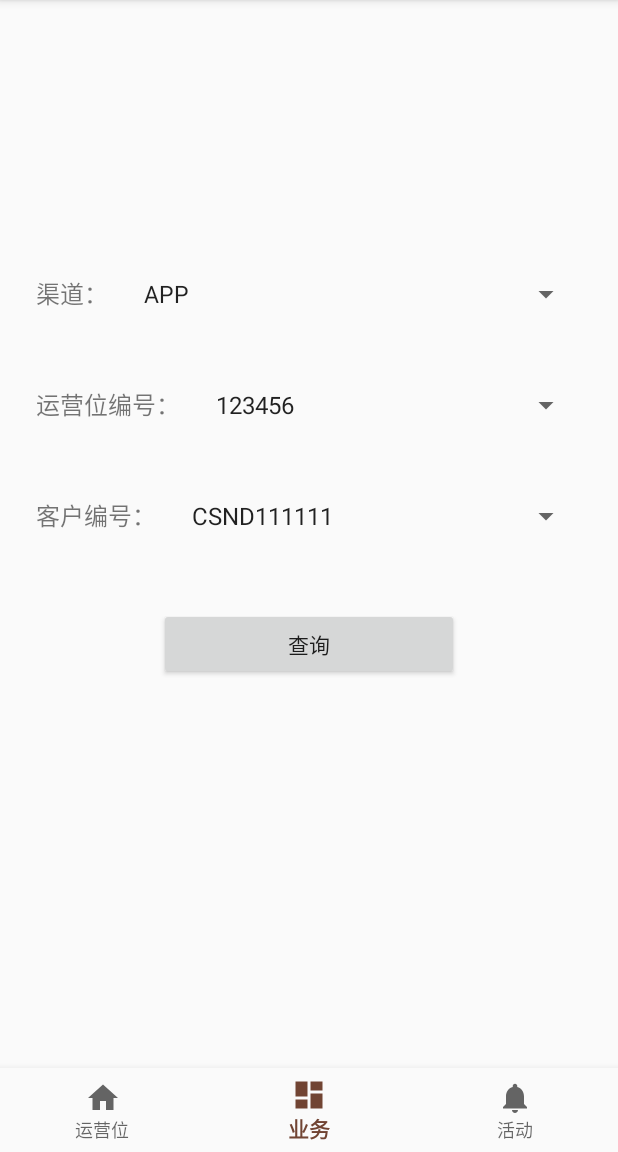
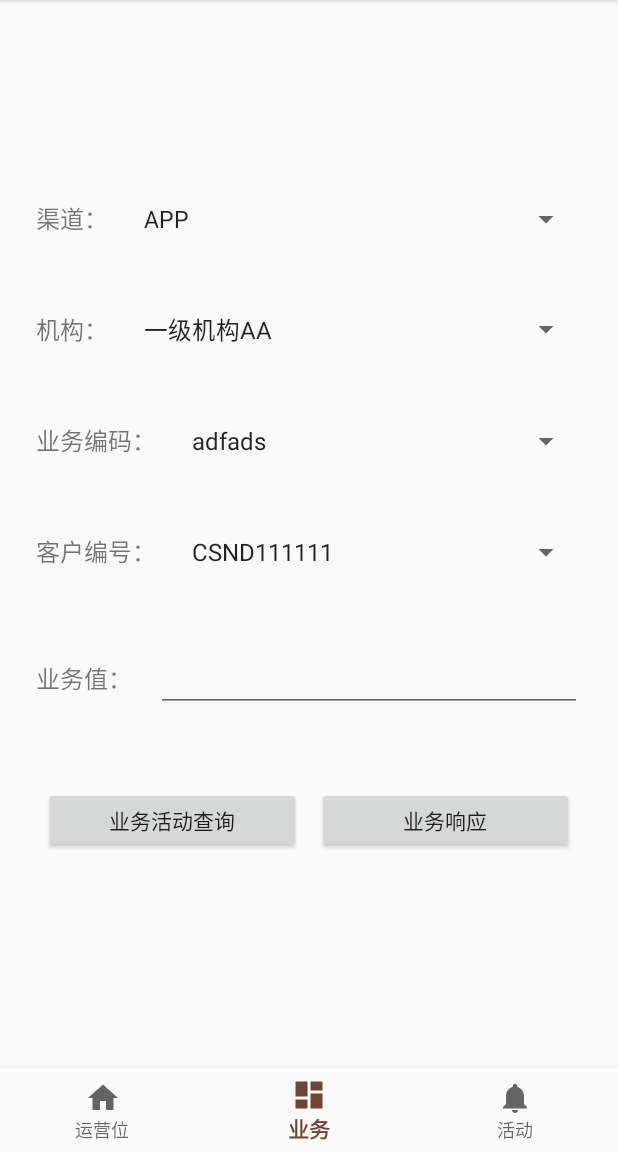
Before and after one commit to ibaozi-cn/KotlinMvpDemo, an Android app: the screen it shows after launch (NavigationActivity), item 2 of the bottom bar chosen, on a phone screen of 412 x 824 dp, the part 84-1236 px from its top. Run offline under Robolectric (Android 15) with nearby library versions, the phone set to English and light mode, and no system bars.

```diff
--- a/app/src/main/AndroidManifest.xml
+++ b/app/src/main/AndroidManifest.xml
@@ -3,6 +3,7 @@
           package="com.feinno.marketingdemo">
 
     <application
+            android:name=".App"
             android:allowBackup="true"
             android:icon="@mipmap/ic_launcher"
             android:label="@string/app_name"
--- /dev/null
+++ b/app/src/main/java/com/feinno/marketingdemo/App.kt
@@ -0,0 +1,26 @@
+package com.feinno.marketingdemo
+
+import android.app.Application
+import com.feinno.marketingdemo.delegate.NotNullSingleValueVar
+
+/**
+ * @project: KotlinMvpDemo
+ * @description: //应用程序 application
+ * @author zzy05 zhangzhanyong@feinno.com
+ * @date 2017/6/23 17:44
+ * @updateUser zzy05
+ * @update 2017/6/23 17:44
+ * @version V1.0
+ */
+class App : Application() {
+
+    companion object {
+        var instance: App by NotNullSingleValueVar<App>()
+    }
+
+    override fun onCreate() {
+        super.onCreate()
+        instance = this
+    }
+
+}
--- a/app/src/main/java/com/feinno/marketingdemo/NavigationActivity.kt
+++ b/app/src/main/java/com/feinno/marketingdemo/NavigationActivity.kt
@@ -4,6 +4,8 @@ import android.os.Bundle
 import android.support.design.widget.BottomNavigationView
 import android.view.View
 import com.feinno.marketingdemo.base.BaseBackExitActivity
+import com.feinno.marketingdemo.ui.BusinessFragment
+import com.feinno.marketingdemo.ui.MarketingListFragment
 import com.feinno.marketingdemo.ui.OperationFragment
 import com.feinno.marketingdemo.ui.OperationPresenterImpl
 
@@ -19,15 +21,16 @@ import com.feinno.marketingdemo.ui.OperationPresenterImpl
 class NavigationActivity : BaseBackExitActivity(), OperationFragment.OnFragmentInteractionListener {
 
     private var navigation: BottomNavigationView? = null
+    private val fragment = OperationFragment.newInstance()
 
-    override fun initParams(bundle: Bundle?) {
+    override fun initParams(arguments: Bundle?) {
     }
 
     override fun bindLayout(): Int {
         return R.layout.activity_main
     }
 
-    override fun initView(viewContent: View) {
+    override fun initView(rootView: View) {
         navigation = findViewById(R.id.navigation) as BottomNavigationView
     }
 
@@ -37,7 +40,6 @@ class NavigationActivity : BaseBackExitActivity(), OperationFragment.OnFragmentI
 
     override fun doBusiness() {
         //添加默认fragment
-        val fragment = OperationFragment.newInstance()
         val presenter = OperationPresenterImpl()
         presenter.view = fragment
         addFragmentToActivity(supportFragmentManager, fragment, R.id.frameLayout)
@@ -46,12 +48,15 @@ class NavigationActivity : BaseBackExitActivity(), OperationFragment.OnFragmentI
     private val mOnNavigationItemSelectedListener = BottomNavigationView.OnNavigationItemSelectedListener { item ->
         when (item.itemId) {
             R.id.navigation_home -> {
+                addFragmentToActivity(supportFragmentManager, fragment, R.id.frameLayout)
                 return@OnNavigationItemSelectedListener true
             }
             R.id.navigation_dashboard -> {
+                addFragmentToActivity(supportFragmentManager, BusinessFragment.newInstance(), R.id.frameLayout)
                 return@OnNavigationItemSelectedListener true
             }
             R.id.navigation_notifications -> {
+                addFragmentToActivity(supportFragmentManager, MarketingListFragment.newInstance(), R.id.frameLayout)
                 return@OnNavigationItemSelectedListener true
             }
         }
--- a/app/src/main/java/com/feinno/marketingdemo/base/BaseActivity.kt
+++ b/app/src/main/java/com/feinno/marketingdemo/base/BaseActivity.kt
@@ -6,7 +6,6 @@ import android.os.Bundle
 import android.support.v4.app.Fragment
 import android.support.v4.app.FragmentManager
 import android.support.v7.app.AppCompatActivity
-import com.feinno.marketingdemo.api.INotify
 import com.feinno.marketingdemo.api.IViewSpecification
 
 
@@ -19,7 +18,7 @@ import com.feinno.marketingdemo.api.IViewSpecification
  * @update 2017/6/21 12:04
  * @version V1.0
  */
-abstract class BaseActivity : AppCompatActivity(), INotify ,IViewSpecification{
+abstract class BaseActivity : AppCompatActivity() ,IViewSpecification{
 
     /**
      * 是否允许屏幕转动  默认不允许
--- a/app/src/main/java/com/feinno/marketingdemo/base/BaseFragment.kt
+++ b/app/src/main/java/com/feinno/marketingdemo/base/BaseFragment.kt
@@ -5,7 +5,6 @@ import android.support.v4.app.Fragment
 import android.view.LayoutInflater
 import android.view.View
 import android.view.ViewGroup
-import com.feinno.marketingdemo.api.INotify
 import com.feinno.marketingdemo.api.IViewSpecification
 
 
@@ -18,7 +17,7 @@ import com.feinno.marketingdemo.api.IViewSpecification
  * @update 2017/6/22 14:30
  * @version V1.0
  */
-abstract class BaseFragment<T : BasePresenter> : Fragment(), INotify, IViewSpecification {
+abstract class BaseFragment<T : BasePresenter> : Fragment(), IViewSpecification {
 
     var presenter: T? = null
 
--- a/app/src/main/java/com/feinno/marketingdemo/base/BaseView.kt
+++ b/app/src/main/java/com/feinno/marketingdemo/base/BaseView.kt
@@ -9,6 +9,6 @@ package com.feinno.marketingdemo.base
  * @update 2017/6/22 16:43
  * @version V1.0
  */
-interface BaseView<in T : BasePresenter> {
+interface BaseView<T : BasePresenter> {
     fun setBasePresenter(presenter: BasePresenter)
 }
--- /dev/null
+++ b/app/src/main/java/com/feinno/marketingdemo/delegate/NotNullSingleValueVar.kt
@@ -0,0 +1,26 @@
+package com.feinno.marketingdemo.delegate
+
+import kotlin.reflect.KProperty
+
+/**
+ * @project: KotlinMvpDemo
+ * @description: //对单例的非空检查
+ * @author zzy05 zhangzhanyong@feinno.com
+ * @date 2017/6/23 17:45
+ * @updateUser zzy05
+ * @update 2017/6/23 17:45
+ * @version V1.0
+ */
+class NotNullSingleValueVar<T> {
+
+    private var value: T? = null
+
+    operator fun getValue(thisRef: Any?, property: KProperty<*>): T {
+        return value ?: throw IllegalStateException("${property.name} not initialized")
+    }
+
+    operator fun setValue(thisRef: Any?, property: KProperty<*>, value: T) {
+        this.value = if (this.value == null) value
+        else throw IllegalStateException("${property.name} already initialized")
+    }
+}
--- /dev/null
+++ b/app/src/main/java/com/feinno/marketingdemo/ui/BusinessFragment.kt
@@ -0,0 +1,34 @@
+package com.feinno.marketingdemo.ui
+
+
+import android.os.Bundle
+import android.support.v4.app.Fragment
+import android.view.LayoutInflater
+import android.view.View
+import android.view.ViewGroup
+import com.feinno.marketingdemo.R
+
+
+
+/**
+ * @project: MarketingDemo
+ * @description: 业务查询页面
+ * @author zzy05
+ * @date 2017/6/21 12:04
+ * @updateUser zzy05
+ * @update 2017/6/21 12:04
+ * @version V1.0
+ */
+class BusinessFragment private constructor(): Fragment() {
+
+
+    override fun onCreateView(inflater: LayoutInflater?, container: ViewGroup?, savedInstanceState: Bundle?): View? {
+        return inflater!!.inflate(R.layout.fragment_business, container,false)
+    }
+
+    companion object {
+        fun newInstance(): BusinessFragment {
+            return BusinessFragment()
+        }
+    }
+}
--- a/app/src/main/java/com/feinno/marketingdemo/ui/OperationFragment.kt
+++ b/app/src/main/java/com/feinno/marketingdemo/ui/OperationFragment.kt
@@ -8,6 +8,8 @@ import com.feinno.marketingdemo.R
 import com.feinno.marketingdemo.base.BaseFragment
 import com.feinno.marketingdemo.base.BasePresenter
 import com.feinno.marketingdemo.data.bean.BeanOperationQuery
+import com.feinno.marketingdemo.delegate.Preference
+import com.feinno.marketingdemo.extend.showToast
 
 
 /**
@@ -19,10 +21,12 @@ import com.feinno.marketingdemo.data.bean.BeanOperationQuery
  * @update 2017/6/21 12:04
  * @version V1.0
  */
-class OperationFragment : BaseFragment<OperationPresenter>(), OperationView {
+class OperationFragment private constructor(): BaseFragment<OperationPresenter>(), OperationView {
 
     private var mListener: OnFragmentInteractionListener? = null
     private var buttonSearch: Button? = null
+
+    private var userId by Preference("UserId", "csdn41526")
 
     override fun initParams(arguments: Bundle?) {
     }
@@ -81,7 +85,7 @@ class OperationFragment : BaseFragment<OperationPresenter>(), OperationView {
      * 通知
      */
     override fun toast(content: String) {
-        showToast(context, content)
+        showToast(content + userId)
         print(content)
     }
 
--- /dev/null
+++ b/app/src/main/res/layout/fragment_business.xml
@@ -0,0 +1,151 @@
+<LinearLayout
+        xmlns:android="http://schemas.android.com/apk/res/android"
+        android:layout_width="match_parent"
+        android:layout_height="wrap_content"
+        android:orientation="vertical"
+        android:layout_marginLeft="@dimen/activity_horizontal_margin"
+        android:layout_marginRight="@dimen/activity_horizontal_margin">
+
+
+    <LinearLayout
+            android:layout_width="match_parent"
+            android:orientation="horizontal"
+            android:layout_height="wrap_content">
+
+        <TextView
+                android:layout_width="wrap_content"
+                android:text="渠道："
+                android:textSize="16dp"
+                android:layout_marginRight="@dimen/activity_horizontal_margin"
+                android:layout_height="wrap_content"/>
+
+        <Spinner
+                android:layout_width="0dp"
+                android:entries="@array/channel"
+                android:gravity="center"
+                android:layout_weight="1"
+                android:layout_height="wrap_content"/>
+
+    </LinearLayout>
+
+    <LinearLayout
+            android:layout_marginTop="50dp"
+            android:layout_width="match_parent"
+            android:orientation="horizontal"
+            android:layout_height="wrap_content">
+
+        <TextView
+                android:layout_width="wrap_content"
+                android:text="机构："
+                android:textSize="16dp"
+                android:layout_marginRight="@dimen/activity_horizontal_margin"
+                android:layout_height="wrap_content"/>
+
+        <Spinner
+                android:layout_width="0dp"
+                android:entries="@array/bodies"
+                android:gravity="center"
+                android:layout_weight="1"
+                android:layout_height="wrap_content"/>
+
+    </LinearLayout>
+
+    <LinearLayout
+            android:layout_marginTop="50dp"
+            android:layout_width="match_parent"
+            android:orientation="horizontal"
+            android:layout_height="wrap_content">
+
+        <TextView
+                android:layout_width="wrap_content"
+                android:text="业务编码："
+                android:textSize="16dp"
+                android:layout_marginRight="@dimen/activity_horizontal_margin"
+                android:layout_height="wrap_content"/>
+
+        <Spinner
+                android:layout_width="0dp"
+                android:entries="@array/code"
+                android:gravity="center"
+                android:layout_weight="1"
+                android:layout_height="wrap_content"/>
+
+    </LinearLayout>
+
+
+    <LinearLayout
+            android:layout_marginTop="50dp"
+            android:layout_width="match_parent"
+            android:orientation="horizontal"
+            android:layout_height="wrap_content">
+
+        <TextView
+                android:layout_width="wrap_content"
+                android:text="客户编号："
+                android:textSize="16dp"
+                android:layout_marginRight="@dimen/activity_horizontal_margin"
+                android:layout_height="wrap_content"/>
+
+        <Spinner
+                android:layout_width="0dp"
+                android:entries="@array/behavior"
+                android:gravity="center"
+                android:layout_weight="1"
+                android:layout_height="wrap_content"/>
+
+    </LinearLayout>
+
+    <LinearLayout
+            android:layout_marginTop="50dp"
+            android:layout_width="match_parent"
+            android:orientation="horizontal"
+            android:layout_height="wrap_content">
+
+        <TextView
+                android:layout_width="wrap_content"
+                android:text="业务值："
+                android:textSize="16dp"
+                android:layout_marginRight="@dimen/activity_horizontal_margin"
+                android:layout_height="wrap_content"/>
+
+        <EditText
+                android:layout_width="0dp"
+                android:entries="@array/behavior"
+                android:gravity="center"
+                android:layout_weight="1"
+                android:layout_height="wrap_content"/>
+
+    </LinearLayout>
+
+
+    <LinearLayout
+            android:layout_width="match_parent"
+            android:orientation="horizontal"
+            android:layout_marginTop="50dp"
+            android:layout_height="wrap_content">
+
+
+        <Button
+                android:id="@+id/buttonBusinessSearch"
+                android:layout_width="0dp"
+                android:layout_weight="1"
+                android:layout_margin="5dp"
+                android:text="业务活动查询"
+                android:layout_marginTop="50dp"
+                android:layout_gravity="center_horizontal"
+                android:layout_height="wrap_content"/>
+
+
+        <Button
+                android:id="@+id/buttonBusinessResponse"
+                android:layout_width="0dp"
+                android:layout_weight="1"
+                android:text="业务响应"
+                android:layout_margin="5dp"
+                android:layout_marginTop="50dp"
+                android:layout_gravity="center_horizontal"
+                android:layout_height="wrap_content"/>
+    </LinearLayout>
+
+
+</LinearLayout>
--- a/app/src/main/res/values/arrays.xml
+++ b/app/src/main/res/values/arrays.xml
@@ -20,6 +20,18 @@
         <item>CSND222222</item>
     </string-array>
 
+    <string-array name="bodies">
+        <item>一级机构AA</item>
+        <item>二级机构BB</item>
+    </string-array>
+
+    <string-array name="code">
+        <item>adfads</item>
+        <item>fasdfasd</item>
+        <item>werwef</item>
+    </string-array>
+
+
     <string-array name="assets">
         <item>10W+</item>
         <item>100W+</item>
```
Also changed, not shown: app/src/main/java/com/feinno/marketingdemo/api/INotify.kt (deleted, +0 -34 lines), app/src/main/java/com/feinno/marketingdemo/delegate/Preference.kt (added, +54 -0 lines), app/src/main/java/com/feinno/marketingdemo/extend/Notify.kt (added, +49 -0 lines), app/src/main/java/com/feinno/marketingdemo/ui/MarketingListFragment.kt (added, +40 -0 lines), app/src/main/res/layout/fragment_marketing_list.xml (added, +13 -0 lines), 1 other file.
